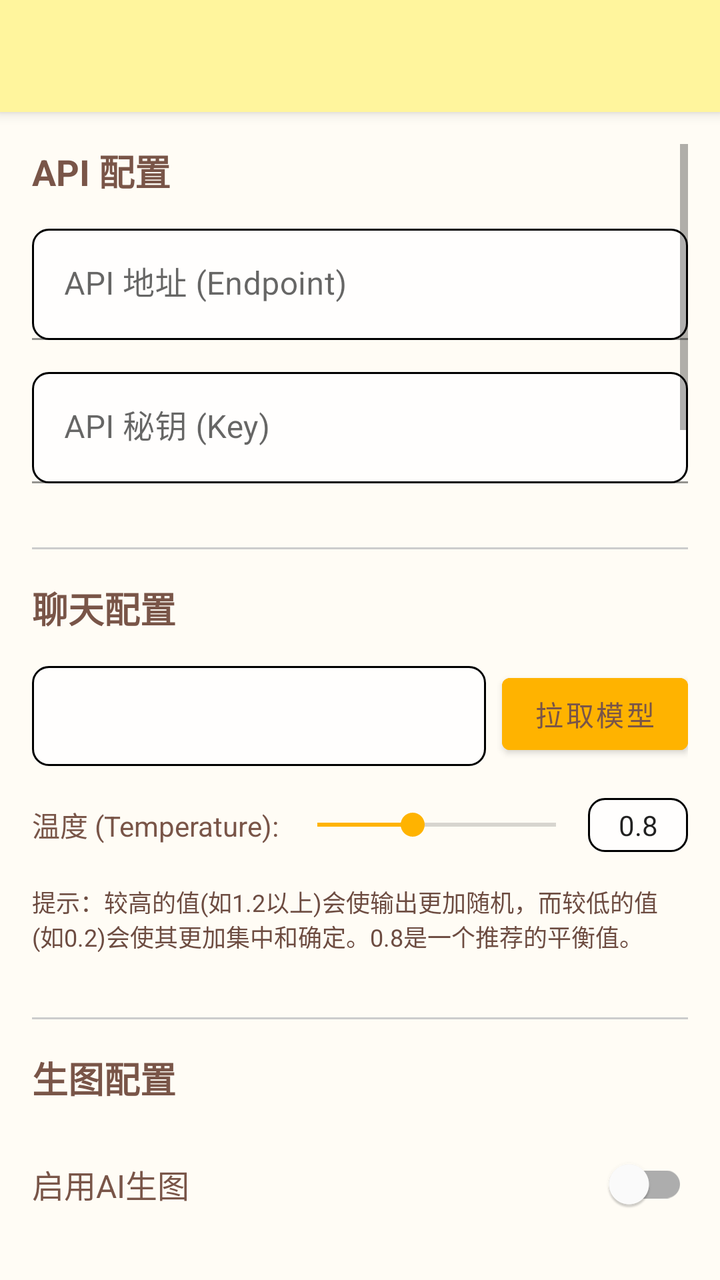
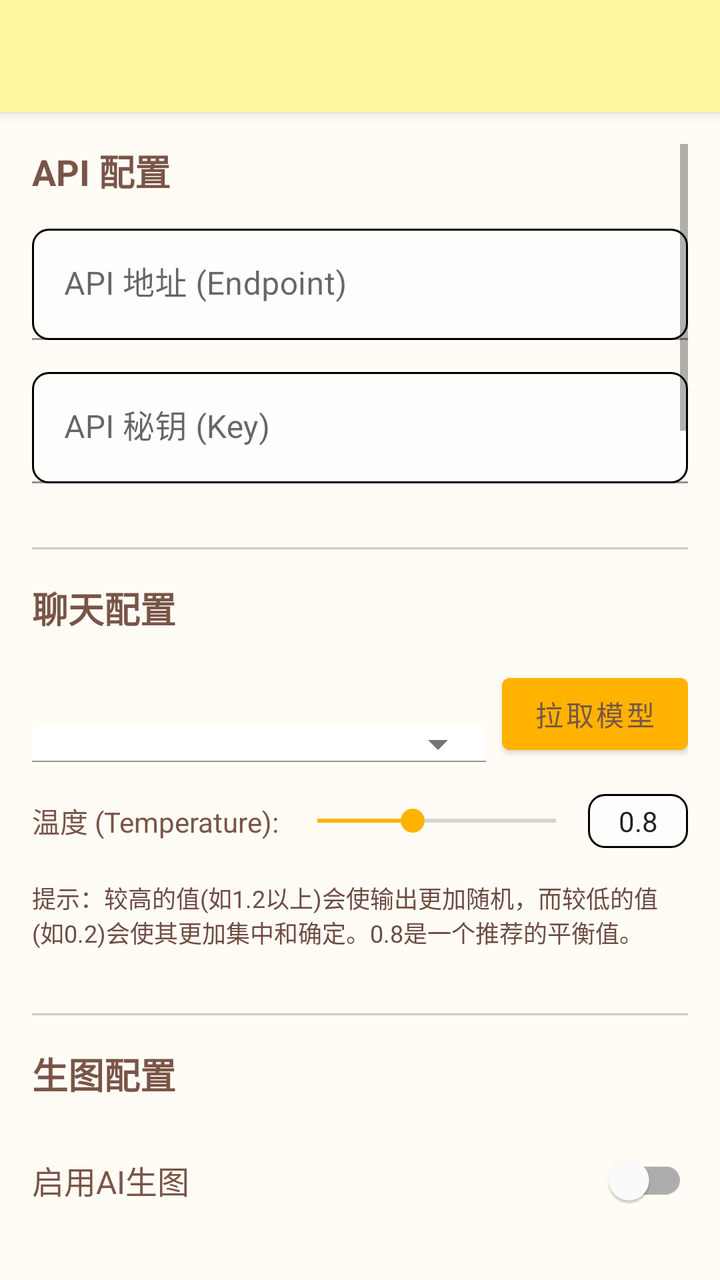

An Android layout rendered at two revisions. The XML below is the earlier revision; the diff shows what the commit changed to produce the second picture.
<!-- AndroidManifest.xml: application theme Theme.JingxiPhone -->
<!-- res/layout/activity_api_settings.xml -->
<?xml version="1.0" encoding="utf-8"?>
<LinearLayout xmlns:android="http://schemas.android.com/apk/res/android"
    xmlns:app="http://schemas.android.com/apk/res-auto"
    android:layout_width="match_parent"
    android:layout_height="match_parent"
    android:orientation="vertical"
    android:background="?android:attr/windowBackground">

    <androidx.appcompat.widget.Toolbar
        android:id="@+id/toolbar"
        android:layout_width="match_parent"
        android:layout_height="?attr/actionBarSize"
        android:background="?attr/colorPrimary"
        android:elevation="4dp"
        android:theme="@style/ThemeOverlay.AppCompat.Light"
        app:titleTextColor="?attr/colorTextPrimary"
        app:popupTheme="@style/ThemeOverlay.AppCompat.Light" />

    <ScrollView
        android:layout_width="match_parent"
        android:layout_height="match_parent"
        android:padding="16dp">

        <LinearLayout
            android:layout_width="match_parent"
            android:layout_height="wrap_content"
            android:orientation="vertical">

            <TextView
                android:layout_width="wrap_content"
                android:layout_height="wrap_content"
                android:text="API 配置"
                android:textSize="18sp"
                android:textStyle="bold"
                android:textColor="?attr/colorTextPrimary"
                android:layout_marginBottom="16dp" />

            
            <com.google.android.material.textfield.TextInputLayout
                android:layout_width="match_parent"
                android:layout_height="wrap_content"
                android:layout_marginBottom="16dp">

                <com.google.android.material.textfield.TextInputEditText
                    android:id="@+id/etApiEndpoint"
                    android:layout_width="match_parent"
                    android:layout_height="wrap_content"
                    android:background="@drawable/bg_edit_text_rounded"
                    android:hint="API 地址 (Endpoint)"
                    android:inputType="textUri" />
            </com.google.android.material.textfield.TextInputLayout>

            
            <com.google.android.material.textfield.TextInputLayout
                android:layout_width="match_parent"
                android:layout_height="wrap_content"
                android:layout_marginBottom="16dp">

                <com.google.android.material.textfield.TextInputEditText
                    android:id="@+id/etApiKey"
                    android:layout_width="match_parent"
                    android:layout_height="wrap_content"
                    android:background="@drawable/bg_edit_text_rounded"
                    android:hint="API 秘钥 (Key)" />
            </com.google.android.material.textfield.TextInputLayout>

            <View
                android:layout_width="match_parent"
                android:layout_height="1dp"
                android:background="#CCCCCC"
                android:layout_marginTop="16dp"
                android:layout_marginBottom="16dp"/>

            <TextView
                android:layout_width="wrap_content"
                android:layout_height="wrap_content"
                android:text="聊天配置"
                android:textSize="18sp"
                android:textStyle="bold"
                android:textColor="?attr/colorTextPrimary"
                android:layout_marginBottom="16dp" />

            
            <LinearLayout
                android:layout_width="match_parent"
                android:layout_height="wrap_content"
                android:orientation="horizontal"
                android:layout_marginBottom="16dp">

                <Spinner
                    android:id="@+id/spinnerModel"
                    android:layout_width="0dp"
                    android:layout_weight="1"
                    android:layout_height="50dp"
                    android:background="@drawable/bg_edit_text_rounded" />

                <Button
                    android:id="@+id/btnFetchModels"
                    android:layout_width="wrap_content"
                    android:layout_height="wrap_content"
                    android:layout_marginStart="8dp"
                    android:backgroundTint="?attr/colorSecondary"
                    android:textColor="?attr/colorTextPrimary"
                    android:text="拉取模型" />
            </LinearLayout>

            
            <LinearLayout
                android:layout_width="match_parent"
                android:layout_height="wrap_content"
                android:orientation="horizontal"
                android:gravity="center_vertical"
                android:layout_marginBottom="16dp">

                <TextView
                    android:layout_width="wrap_content"
                    android:layout_height="wrap_content"
                    android:text="温度 (Temperature): "
                    android:textColor="?attr/colorTextPrimary" />

                <SeekBar
                    android:id="@+id/seekBarTemperature"
                    android:layout_width="0dp"
                    android:layout_weight="1"
                    android:layout_height="wrap_content"
                    android:max="20"
                    android:progress="8" />

                <EditText
                    android:id="@+id/etTemperatureValue"
                    android:layout_width="50dp"
                    android:layout_height="wrap_content"
                    android:inputType="numberDecimal"
                    android:text="0.8"
                    android:gravity="center"
                    android:textSize="14sp"
                    android:background="@drawable/bg_edit_text_rounded"
                    android:padding="4dp" />
            </LinearLayout>
            <TextView
                android:layout_width="match_parent"
                android:layout_height="wrap_content"
                android:text="提示：较高的值(如1.2以上)会使输出更加随机，而较低的值(如0.2)会使其更加集中和确定。0.8是一个推荐的平衡值。"
                android:textSize="12sp"
                android:textColor="?attr/colorTextSecondary"
                android:layout_marginBottom="16dp" />

            <View
                android:layout_width="match_parent"
                android:layout_height="1dp"
                android:background="#CCCCCC"
                android:layout_marginTop="16dp"
                android:layout_marginBottom="16dp"/>

            
            <TextView
                android:layout_width="wrap_content"
                android:layout_height="wrap_content"
                android:text="生图配置"
                android:textSize="18sp"
                android:textStyle="bold"
                android:textColor="?attr/colorTextPrimary"
                android:layout_marginBottom="16dp" />

            
            <LinearLayout
                android:layout_width="match_parent"
                android:layout_height="wrap_content"
                android:orientation="horizontal"
                android:gravity="center_vertical"
                android:layout_marginBottom="8dp">
                
                <TextView
                    android:layout_width="0dp"
                    android:layout_height="wrap_content"
                    android:layout_weight="1"
                    android:text="启用AI生图"
                    android:textColor="?attr/colorTextPrimary"
                    android:textSize="16sp" />

                <com.google.android.material.switchmaterial.SwitchMaterial
                    android:id="@+id/switchEnableImageGen"
                    android:layout_width="wrap_content"
                    android:layout_height="wrap_content" />
            </LinearLayout>
            <TextView
                android:layout_width="match_parent"
                android:layout_height="wrap_content"
                android:text="开启后，将调用配置的生图接口生成真实图片。"
                android:textSize="12sp"
                android:textColor="?attr/colorTextSecondary"
                android:layout_marginBottom="16dp" />

            <com.google.android.material.textfield.TextInputLayout
                android:layout_width="match_parent"
                android:layout_height="wrap_content"
                android:layout_marginBottom="16dp">

                <com.google.android.material.textfield.TextInputEditText
                    android:id="@+id/etImageApiEndpoint"
                    android:layout_width="match_parent"
                    android:layout_height="wrap_content"
                    android:background="@drawable/bg_edit_text_rounded"
                    android:hint="生图 API 地址 (Endpoint)"
                    android:inputType="textUri" />
            </com.google.android.material.textfield.TextInputLayout>

            <com.google.android.material.textfield.TextInputLayout
                android:layout_width="match_parent"
                android:layout_height="wrap_content"
                android:layout_marginBottom="16dp">

                <com.google.android.material.textfield.TextInputEditText
                    android:id="@+id/etImageApiKey"
                    android:layout_width="match_parent"
                    android:layout_height="wrap_content"
                    android:background="@drawable/bg_edit_text_rounded"
                    android:hint="生图 API 秘钥 (Key)" />
            </com.google.android.material.textfield.TextInputLayout>

            
            <LinearLayout
                android:layout_width="match_parent"
                android:layout_height="wrap_content"
                android:orientation="horizontal"
                android:layout_marginBottom="16dp">

                <Spinner
                    android:id="@+id/spinnerImageModel"
                    android:layout_width="0dp"
                    android:layout_weight="1"
                    android:layout_height="50dp"
                    android:background="@drawable/bg_edit_text_rounded" />

                <Button
                    android:id="@+id/btnFetchImageModels"
                    android:layout_width="wrap_content"
                    android:layout_height="wrap_content"
                    android:layout_marginStart="8dp"
                    android:backgroundTint="?attr/colorSecondary"
                    android:textColor="?attr/colorTextPrimary"
                    android:text="拉取生图模型" />
            </LinearLayout>

            <View
                android:layout_width="match_parent"
                android:layout_height="1dp"
                android:background="#CCCCCC"
                android:layout_marginTop="16dp"
                android:layout_marginBottom="24dp"/>

            
            <TextView
                android:layout_width="wrap_content"
                android:layout_height="wrap_content"
                android:text="沉浸模式 - 潜意识API"
                android:textSize="18sp"
                android:textStyle="bold"
                android:textColor="?attr/colorTextPrimary"
                android:layout_marginBottom="16dp" />

            <TextView
                android:layout_width="match_parent"
                android:layout_height="wrap_content"
                android:text="沉浸模式下角色发送消息前，会先调用一次潜意识API分析关键词。建议用最便宜的模型如gpt-4o-mini。"
                android:textSize="12sp"
                android:textColor="?attr/colorTextSecondary"
                android:layout_marginBottom="12dp" />

            <LinearLayout
                android:layout_width="match_parent"
                android:layout_height="wrap_content"
                android:orientation="horizontal"
                android:gravity="center_vertical"
                android:layout_marginBottom="8dp">
                <TextView
                    android:layout_width="0dp"
                    android:layout_height="wrap_content"
                    android:layout_weight="1"
                    android:text="直接使用主API的地址和Key"
                    android:textColor="?attr/colorTextPrimary"
                    android:textSize="16sp" />
                <com.google.android.material.switchmaterial.SwitchMaterial
                    android:id="@+id/switchSubUseMainApi"
                    android:layout_width="wrap_content"
                    android:layout_height="wrap_content" />
            </LinearLayout>

            <com.google.android.material.textfield.TextInputLayout
                android:id="@+id/tilSubEndpoint"
                android:layout_width="match_parent"
                android:layout_height="wrap_content"
                android:layout_marginBottom="16dp">
                <com.google.android.material.textfield.TextInputEditText
                    android:id="@+id/etSubEndpoint"
                    android:layout_width="match_parent"
                    android:layout_height="wrap_content"
                    android:background="@drawable/bg_edit_text_rounded"
                    android:hint="潜意识API 地址 (留空则用主API地址)"
                    android:inputType="textUri" />
            </com.google.android.material.textfield.TextInputLayout>

            <com.google.android.material.textfield.TextInputLayout
                android:id="@+id/tilSubKey"
                android:layout_width="match_parent"
                android:layout_height="wrap_content"
                android:layout_marginBottom="16dp">
                <com.google.android.material.textfield.TextInputEditText
                    android:id="@+id/etSubApiKey"
                    android:layout_width="match_parent"
                    android:layout_height="wrap_content"
                    android:background="@drawable/bg_edit_text_rounded"
                    android:hint="潜意识API Key (留空则用主API Key)" />
            </com.google.android.material.textfield.TextInputLayout>

            
            <LinearLayout
                android:layout_width="match_parent"
                android:layout_height="wrap_content"
                android:orientation="horizontal"
                android:layout_marginBottom="12dp">

                <Spinner
                    android:id="@+id/spinnerSubModel"
                    android:layout_width="0dp"
                    android:layout_weight="1"
                    android:layout_height="50dp"
                    android:background="@drawable/bg_edit_text_rounded" />

                <Button
                    android:id="@+id/btnFetchSubModels"
                    android:layout_width="wrap_content"
                    android:layout_height="wrap_content"
                    android:layout_marginStart="8dp"
                    android:backgroundTint="?attr/colorSecondary"
                    android:textColor="?attr/colorTextPrimary"
                    android:text="拉取模型" />
            </LinearLayout>

            <View
                android:layout_width="match_parent"
                android:layout_height="1dp"
                android:background="#CCCCCC"
                android:layout_marginTop="16dp"
                android:layout_marginBottom="24dp"/>

            
            <TextView
                android:layout_width="wrap_content"
                android:layout_height="wrap_content"
                android:text="记忆管家API"
                android:textSize="18sp"
                android:textStyle="bold"
                android:textColor="?attr/colorTextPrimary"
                android:layout_marginBottom="12dp" />

            <TextView
                android:layout_width="match_parent"
                android:layout_height="wrap_content"
                android:text="聊天中收集的memory_note会由管家整理为结构化记忆。建议用稍便宜或专门调过的模型。"
                android:textSize="12sp"
                android:textColor="?attr/colorTextSecondary"
                android:layout_marginBottom="12dp" />

            <LinearLayout
                android:layout_width="match_parent"
                android:layout_height="wrap_content"
                android:orientation="horizontal"
                android:gravity="center_vertical"
                android:layout_marginBottom="8dp">
                <TextView
                    android:layout_width="0dp"
                    android:layout_height="wrap_content"
                    android:layout_weight="1"
                    android:text="直接使用主API的地址和Key"
                    android:textColor="?attr/colorTextPrimary"
                    android:textSize="16sp" />
                <com.google.android.material.switchmaterial.SwitchMaterial
                    android:id="@+id/switchCuratorUseMainApi"
                    android:layout_width="wrap_content"
                    android:layout_height="wrap_content" />
            </LinearLayout>

            <com.google.android.material.textfield.TextInputLayout
                android:id="@+id/tilCuratorEndpoint"
                android:layout_width="match_parent"
                android:layout_height="wrap_content"
                android:layout_marginBottom="16dp">
                <com.google.android.material.textfield.TextInputEditText
                    android:id="@+id/etCuratorEndpoint"
                    android:layout_width="match_parent"
                    android:layout_height="wrap_content"
                    android:background="@drawable/bg_edit_text_rounded"
                    android:hint="管家API 地址 (留空则用主API地址)"
                    android:inputType="textUri" />
            </com.google.android.material.textfield.TextInputLayout>

            <com.google.android.material.textfield.TextInputLayout
                android:id="@+id/tilCuratorKey"
                android:layout_width="match_parent"
                android:layout_height="wrap_content"
                android:layout_marginBottom="16dp">
                <com.google.android.material.textfield.TextInputEditText
                    android:id="@+id/etCuratorKey"
                    android:layout_width="match_parent"
                    android:layout_height="wrap_content"
                    android:background="@drawable/bg_edit_text_rounded"
                    android:hint="管家API Key (留空则用主API Key)" />
            </com.google.android.material.textfield.TextInputLayout>

            <LinearLayout
                android:layout_width="match_parent"
                android:layout_height="wrap_content"
                android:orientation="horizontal"
                android:layout_marginBottom="12dp">
                <Spinner
                    android:id="@+id/spinnerCuratorModel"
                    android:layout_width="0dp"
                    android:layout_weight="1"
                    android:layout_height="50dp"
                    android:background="@drawable/bg_edit_text_rounded" />
                <Button
                    android:id="@+id/btnFetchCuratorModels"
                    android:layout_width="wrap_content"
                    android:layout_height="wrap_content"
                    android:layout_marginStart="8dp"
                    android:backgroundTint="?attr/colorSecondary"
                    android:textColor="?attr/colorTextPrimary"
                    android:text="拉取模型" />
            </LinearLayout>

            <View
                android:layout_width="match_parent"
                android:layout_height="1dp"
                android:background="#CCCCCC"
                android:layout_marginTop="16dp"
                android:layout_marginBottom="24dp"/>

            <TextView
                android:layout_width="wrap_content"
                android:layout_height="wrap_content"
                android:text="和风天气配置 (QWeather)"
                android:textSize="18sp"
                android:textStyle="bold"
                android:textColor="?attr/colorTextPrimary"
                android:layout_marginBottom="16dp" />

            <com.google.android.material.textfield.TextInputLayout
                android:layout_width="match_parent"
                android:layout_height="wrap_content"
                android:layout_marginBottom="8dp">

                <com.google.android.material.textfield.TextInputEditText
                    android:id="@+id/etQWeatherHost"
                    android:layout_width="match_parent"
                    android:layout_height="wrap_content"
                    android:background="@drawable/bg_edit_text_rounded"
                    android:hint="API Host (如 abc123.def.qweatherapi.com)"
                    android:inputType="textUri" />
            </com.google.android.material.textfield.TextInputLayout>

            <TextView
                android:layout_width="match_parent"
                android:layout_height="wrap_content"
                android:text="在控制台→设置中查看你的专属 API Host，每个账号唯一。"
                android:textSize="12sp"
                android:textColor="?attr/colorTextSecondary"
                android:layout_marginBottom="12dp" />

            <com.google.android.material.textfield.TextInputLayout
                android:layout_width="match_parent"
                android:layout_height="wrap_content"
                android:layout_marginBottom="8dp">

                <com.google.android.material.textfield.TextInputEditText
                    android:id="@+id/etQWeatherKey"
                    android:layout_width="match_parent"
                    android:layout_height="wrap_content"
                    android:background="@drawable/bg_edit_text_rounded"
                    android:hint="和风天气 API Key (可选)" />
            </com.google.android.material.textfield.TextInputLayout>

            <TextView
                android:layout_width="match_parent"
                android:layout_height="wrap_content"
                android:text="如果不填，将默认使用 OpenMeteo 免费服务获取天气。填写和风天气 Key (可去 qweather.com 免费申请) 可获得更精准的国内天气及逐小时预报。"
                android:textSize="12sp"
                android:textColor="?attr/colorTextSecondary"
                android:layout_marginBottom="16dp" />

            <View
                android:layout_width="match_parent"
                android:layout_height="1dp"
                android:background="#CCCCCC"
                android:layout_marginTop="16dp"
                android:layout_marginBottom="24dp"/>

            
            <TextView
                android:layout_width="wrap_content"
                android:layout_height="wrap_content"
                android:text="API配置预设管理"
                android:textSize="18sp"
                android:textStyle="bold"
                android:textColor="?attr/colorTextPrimary"
                android:layout_marginTop="32dp"
                android:layout_marginBottom="16dp" />

            <LinearLayout
                android:layout_width="match_parent"
                android:layout_height="wrap_content"
                android:orientation="horizontal"
                android:layout_marginBottom="16dp">

                <EditText
                    android:id="@+id/etPresetName"
                    android:layout_width="0dp"
                    android:layout_height="48dp"
                    android:layout_weight="1"
                    android:paddingHorizontal="12dp"
                    android:background="@drawable/bg_edit_text_rounded"
                    android:hint="输入预设名称" />

                <Button
                    android:id="@+id/btnSavePreset"
                    android:layout_width="wrap_content"
                    android:layout_height="wrap_content"
                    android:layout_marginStart="8dp"
                    android:backgroundTint="?attr/colorSecondary"
                    android:textColor="?attr/colorTextPrimary"
                    android:text="保存为预设" />
            </LinearLayout>

            <Spinner
                android:id="@+id/spinnerPreset"
                android:layout_width="match_parent"
                android:layout_height="50dp"
                android:layout_marginTop="8dp"
                android:layout_marginBottom="24dp"
                android:background="@drawable/bg_edit_text_rounded" />

            
            <Button
                android:id="@+id/btnSave"
                android:layout_width="match_parent"
                android:layout_height="56dp"
                android:layout_marginTop="8dp"
                android:layout_marginBottom="32dp"
                android:backgroundTint="?attr/colorSecondary"
                android:textColor="?attr/colorTextPrimary"
                android:textStyle="bold"
                android:textSize="16sp"
                android:text="保存所有配置" />

        </LinearLayout>
    </ScrollView>

</LinearLayout>
<!-- resources referenced by this layout -->
<resources>
  <!-- drawable bg_edit_text_rounded (drawable) -->
  <?xml version="1.0" encoding="utf-8"?>
  <shape xmlns:android="http://schemas.android.com/apk/res/android">
      <solid android:color="?attr/colorCardBackground" />
      <corners android:radius="8dp" />
      <stroke android:width="1dp" android:color="?attr/colorOutline" />
  </shape>
  <style name="Theme.JingxiPhone" parent="Theme.MaterialComponents.Light.NoActionBar">
          <item name="colorCardBackground">@color/white_card_bg</item>
          <item name="colorPrimary">@color/colorPrimary</item>
          <item name="colorPrimaryVariant">@color/colorPrimaryDark</item>
          <item name="colorOnPrimary">@color/text_brown</item>
          <item name="colorSecondary">@color/colorAccent</item>
          <item name="colorSecondaryVariant">@color/colorAccent</item>
          <item name="colorOnSecondary">@color/text_brown</item>
          <item name="android:statusBarColor">?attr/colorPrimaryVariant</item>
          <item name="android:windowBackground">@color/bg_off_white</item>
          <item name="android:windowAnimationStyle">@style/JingxiWindowAnimation</item>
          <item name="colorTextPrimary">@color/text_brown</item>
          <item name="colorTextSecondary">@color/text_secondary</item>
          <item name="android:textColorHint">#8D6E63</item>
          <item name="colorDivider">@color/divider_color</item>
          <item name="colorBackground">@color/colorBackground</item>
          <item name="colorPinnedBackground">#14000000</item>
          <item name="colorSurfaceVariant">#1A000000</item>
          <item name="colorBubbleLeft">@color/white</item>
          <item name="colorBubbleRight">@color/bubble_right_default</item>
      </style>
  <color name="white_card_bg">#D9FFFFFF</color>
  <color name="colorPrimary">#FFF59D</color>
  <color name="colorPrimaryDark">#FFF176</color>
  <color name="text_brown">#795548</color>
  <color name="colorAccent">#FFB300</color>
  <color name="bg_off_white">#FFFCF5</color>
  <style name="JingxiWindowAnimation" parent="@android:style/Animation.Activity">
          <item name="android:activityOpenEnterAnimation">@anim/slide_in_right</item>
          <item name="android:activityOpenExitAnimation">@anim/slide_out_left</item>
          <item name="android:activityCloseEnterAnimation">@anim/slide_in_left</item>
          <item name="android:activityCloseExitAnimation">@anim/slide_out_right</item>
      </style>
  <color name="text_secondary">#6D4C41</color>
  <color name="divider_color">#D7CCC8</color>
  <color name="colorBackground">#FFFCF5</color>
  <color name="white">#FFFFFFFF</color>
  <color name="bubble_right_default">#FFFDE7</color>
</resources>

<!-- the commit's change to res/layout/activity_api_settings.xml (unified diff, before → after) -->
@@ -87,12 +87,26 @@
                 android:orientation="horizontal"
                 android:layout_marginBottom="16dp">
 
-                <Spinner
-                    android:id="@+id/spinnerModel"
-                    android:layout_width="0dp"
-                    android:layout_weight="1"
-                    android:layout_height="50dp"
-                    android:background="@drawable/bg_edit_text_rounded" />
+                <com.google.android.material.textfield.TextInputLayout
+                    android:id="@+id/tilModel"
+                    app:endIconMode="dropdown_menu"
+                    app:boxStrokeWidth="1dp"
+                    app:boxStrokeColor="@color/divider_color"
+                    app:boxBackgroundColor="@color/white_card_bg"
+                    android:layout_width="0dp"
+                    android:layout_weight="1"
+                    android:layout_height="wrap_content">
+
+                    <AutoCompleteTextView
+                        android:id="@+id/spinnerModel"
+                        android:layout_width="match_parent"
+                        android:layout_height="wrap_content"
+                        android:inputType="text"
+                        android:completionThreshold="0"
+                        android:textColor="?attr/colorTextPrimary"
+                        android:textColorHint="?attr/colorSecondary"
+                        android:textSize="14sp" />
+                </com.google.android.material.textfield.TextInputLayout>
 
                 <Button
                     android:id="@+id/btnFetchModels"
@@ -225,12 +239,26 @@
                 android:orientation="horizontal"
                 android:layout_marginBottom="16dp">
 
-                <Spinner
-                    android:id="@+id/spinnerImageModel"
-                    android:layout_width="0dp"
-                    android:layout_weight="1"
-                    android:layout_height="50dp"
-                    android:background="@drawable/bg_edit_text_rounded" />
+                <com.google.android.material.textfield.TextInputLayout
+                    android:id="@+id/tilImageModel"
+                    app:endIconMode="dropdown_menu"
+                    app:boxStrokeWidth="1dp"
+                    app:boxStrokeColor="@color/divider_color"
+                    app:boxBackgroundColor="@color/white_card_bg"
+                    android:layout_width="0dp"
+                    android:layout_weight="1"
+                    android:layout_height="wrap_content">
+
+                    <AutoCompleteTextView
+                        android:id="@+id/spinnerImageModel"
+                        android:layout_width="match_parent"
+                        android:layout_height="wrap_content"
+                        android:inputType="text"
+                        android:completionThreshold="0"
+                        android:textColor="?attr/colorTextPrimary"
+                        android:textColorHint="?attr/colorSecondary"
+                        android:textSize="14sp" />
+                </com.google.android.material.textfield.TextInputLayout>
 
                 <Button
                     android:id="@+id/btnFetchImageModels"
@@ -320,12 +348,26 @@
                 android:orientation="horizontal"
                 android:layout_marginBottom="12dp">
 
-                <Spinner
-                    android:id="@+id/spinnerSubModel"
-                    android:layout_width="0dp"
-                    android:layout_weight="1"
-                    android:layout_height="50dp"
-                    android:background="@drawable/bg_edit_text_rounded" />
+                <com.google.android.material.textfield.TextInputLayout
+                    android:id="@+id/tilSubModel"
+                    app:endIconMode="dropdown_menu"
+                    app:boxStrokeWidth="1dp"
+                    app:boxStrokeColor="@color/divider_color"
+                    app:boxBackgroundColor="@color/white_card_bg"
+                    android:layout_width="0dp"
+                    android:layout_weight="1"
+                    android:layout_height="wrap_content">
+
+                    <AutoCompleteTextView
+                        android:id="@+id/spinnerSubModel"
+                        android:layout_width="match_parent"
+                        android:layout_height="wrap_content"
+                        android:inputType="text"
+                        android:completionThreshold="0"
+                        android:textColor="?attr/colorTextPrimary"
+                        android:textColorHint="?attr/colorSecondary"
+                        android:textSize="14sp" />
+                </com.google.android.material.textfield.TextInputLayout>
 
                 <Button
                     android:id="@+id/btnFetchSubModels"
@@ -413,12 +455,26 @@
                 android:layout_height="wrap_content"
                 android:orientation="horizontal"
                 android:layout_marginBottom="12dp">
-                <Spinner
-                    android:id="@+id/spinnerCuratorModel"
-                    android:layout_width="0dp"
-                    android:layout_weight="1"
-                    android:layout_height="50dp"
-                    android:background="@drawable/bg_edit_text_rounded" />
+                <com.google.android.material.textfield.TextInputLayout
+                    android:id="@+id/tilCuratorModel"
+                    app:endIconMode="dropdown_menu"
+                    app:boxStrokeWidth="1dp"
+                    app:boxStrokeColor="@color/divider_color"
+                    app:boxBackgroundColor="@color/white_card_bg"
+                    android:layout_width="0dp"
+                    android:layout_weight="1"
+                    android:layout_height="wrap_content">
+
+                    <AutoCompleteTextView
+                        android:id="@+id/spinnerCuratorModel"
+                        android:layout_width="match_parent"
+                        android:layout_height="wrap_content"
+                        android:inputType="text"
+                        android:completionThreshold="0"
+                        android:textColor="?attr/colorTextPrimary"
+                        android:textColorHint="?attr/colorSecondary"
+                        android:textSize="14sp" />
+                </com.google.android.material.textfield.TextInputLayout>
                 <Button
                     android:id="@+id/btnFetchCuratorModels"
                     android:layout_width="wrap_content"
